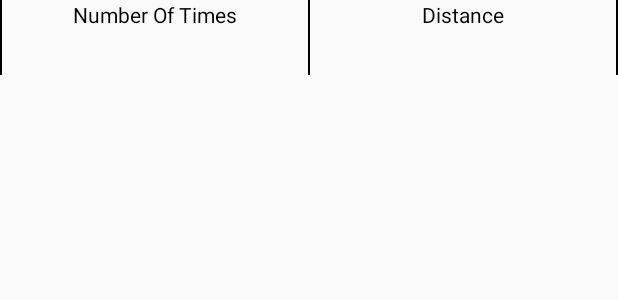
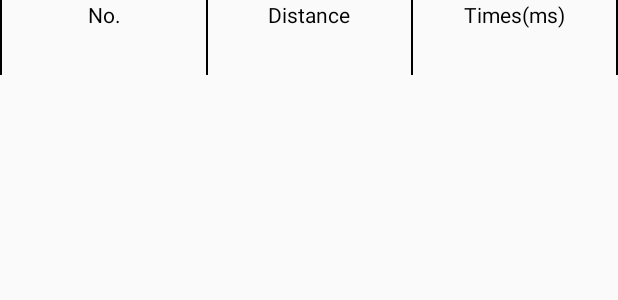
Before and after one commit to jawei1990/AndroidApp, an Android app: the layout mea_list_title.xml on its own in the app's theme, with its tools: preview values and no code run, on a phone screen of 412 x 824 dp. Shown: the top 300 px of the screen. Run offline under Robolectric (Android 15) with nearby library versions, the phone set to English and light mode, and no system bars.

Commit message:
[U] Add ask laser measure and show on screen.

```diff
--- a/Android/LaserUsbDemo/app/src/main/java/com/example/laserusbdemo/ListMeasure.java
+++ b/Android/LaserUsbDemo/app/src/main/java/com/example/laserusbdemo/ListMeasure.java
@@ -4,15 +4,19 @@ public class ListMeasure
 {
     private String id;
     private String dis;
-    public ListMeasure(String id, String dis)
+    private String times;
+    public ListMeasure(String id, String dis,String times)
     {
         this.id = id;
         this.dis = dis;
+        this.times = times;
     }
 
     public String getId(){return id;}
     public String getDis(){return dis;}
+    public String getTimes(){return times;}
 
     public void setId(String id) {   this.id = id; }
     public void setDis(String dis) { this.dis = dis; }
+    public void setTime(String times) { this.times = times; }
 }
--- a/Android/LaserUsbDemo/app/src/main/java/com/example/laserusbdemo/measureAdapter.java
+++ b/Android/LaserUsbDemo/app/src/main/java/com/example/laserusbdemo/measureAdapter.java
@@ -50,9 +50,11 @@ public class measureAdapter extends BaseAdapter
         ListMeasure item = (ListMeasure) getItem(position);
         TextView tv_id = (TextView) v.findViewById(R.id.mea_tv_id);
         TextView tv_dis = (TextView) v.findViewById(R.id.men_tv_dis);
+        TextView tv_times = (TextView) v.findViewById(R.id.men_tv_time);
 
         tv_id.setText(item.getId());
         tv_dis.setText(item.getDis());
+        tv_times.setText(item.getTimes());
 
         return v;
     }
--- a/Android/LaserUsbDemo/app/src/main/res/layout/mea_list_title.xml
+++ b/Android/LaserUsbDemo/app/src/main/res/layout/mea_list_title.xml
@@ -13,7 +13,7 @@
         android:layout_weight="1"
         android:textColor="@color/black"
         android:gravity="center"
-        android:text="Number Of Times"/>
+        android:text="No."/>
 
     <View
         style="@style/list_item_cell_seperator_layout" />
@@ -27,4 +27,13 @@
         android:text="Distance"/>
     <View
         style="@style/list_item_cell_seperator_layout" />
+    <TextView
+        android:layout_width="match_parent"
+        android:layout_height="wrap_content"
+        android:layout_weight="1"
+        android:textColor="@color/black"
+        android:gravity="center"
+        android:text="Times(ms)"/>
+    <View
+        style="@style/list_item_cell_seperator_layout" />
 </LinearLayout >
```
Also changed, not shown: Android/LaserUsbDemo/app/src/main/java/com/example/laserusbdemo/TestScreen.java (+103 -32 lines), Android/LaserUsbDemo/app/src/main/res/layout/mea_list_item.xml (+11 -0 lines).
